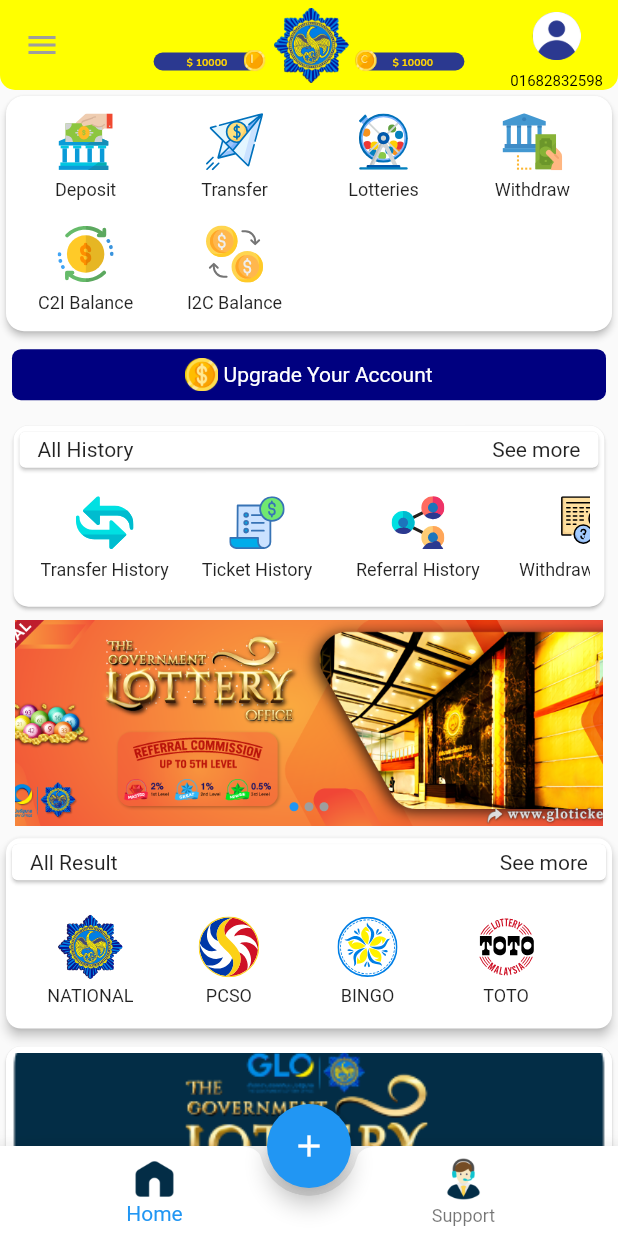
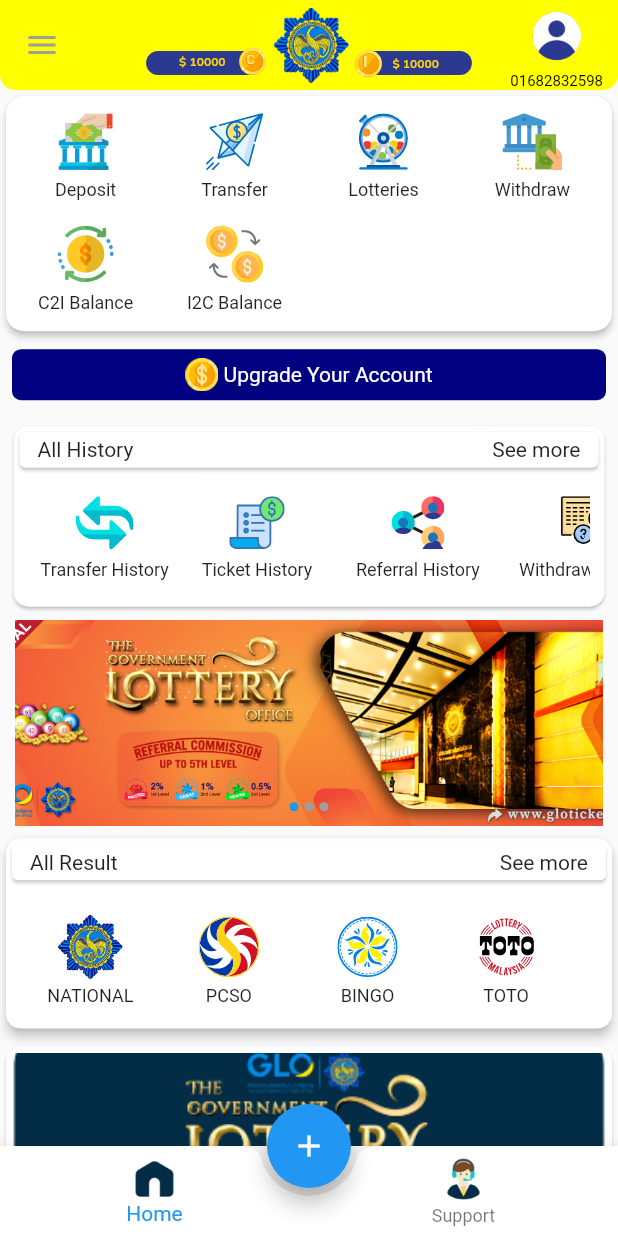
Before and after one commit to Rafid-tawhid/GLO_Project, a Flutter app: the HomePage screen opened by its route, on a phone screen of 412 x 824 dp. Run offline on Flutter 3.47's test engine with Material 2 defaults, Android fonts, the phone set to English and light mode, and no system bars; drawn by our look-alikes of flutter_image_slideshow; our stand-ins replace carousel_slider, flutter_onboarding_slider, flutter_svg, google_fonts, smooth_page_indicator; missing offline and left inert: animated_widgets, ezanimation; project files that could hold a hidden picture were left out.

Commit message:
design upgraed

```diff
--- a/lib/main.dart
+++ b/lib/main.dart
@@ -36,7 +36,7 @@
         primaryColor: Color(0xff2E3192),
       ),
     // home: CarouselDemo(),
-      initialRoute: WelcomeDashboard.routeName,
+      initialRoute: UpgradePage.routeName,
       routes: {
         WelcomePage.routeName:(context)=>WelcomePage(),
         WelcomeAnim.routeName:(context)=>WelcomeAnim(),
--- a/lib/utils/my_appbar.dart
+++ b/lib/utils/my_appbar.dart
@@ -1,4 +1,5 @@
 import 'package:flutter/material.dart';
+import 'package:flutter_svg/flutter_svg.dart';
 
 import 'constants.dart';
 
@@ -51,14 +52,15 @@
         crossAxisAlignment: CrossAxisAlignment.end,
         children: [
           Container(
+
               padding: EdgeInsets.only(left: 2),
-              margin: EdgeInsets.only(bottom: 8, right: 10),
+              margin: EdgeInsets.only(bottom: 5, right: 10),
               decoration: BoxDecoration(
                 borderRadius: BorderRadius.circular(10),
                 color: lightBgSecondaryColor,
               ),
-              width: 70,
-              height: 12,
+              width: 75,
+              height: 16,
               child: Stack(
                 clipBehavior: Clip.none,
                 children: [
@@ -70,7 +72,7 @@
                         child: Text(
                           '\$ 10000',
                           style: myStyle(
-                              7, lightBgPrimaryColor, FontWeight.w700),
+                              8, lightBgPrimaryColor, FontWeight.w700),
                         ),
                       ),
                     ],
@@ -78,8 +80,8 @@
                   Positioned(
                     right: -5,
                     top: -2,
-                    child: Image.asset('images/i.png',
-                        height: 15),
+                    child: SvgPicture.asset('svg/c.svg',
+                        height: 18),
                   ),
                 ],
               )),
@@ -91,13 +93,13 @@
           Container(
               alignment: Alignment.center,
               padding: EdgeInsets.only(left: 2),
-              margin: EdgeInsets.only(bottom: 8, left: 7),
+              margin: EdgeInsets.only(bottom: 5, left: 7,),
               decoration: BoxDecoration(
                 borderRadius: BorderRadius.circular(10),
                 color: lightBgSecondaryColor,
               ),
-              width: 70,
-              height: 12,
+              width: 75,
+              height: 16,
               child: Stack(
                 clipBehavior: Clip.none,
                 children: [
@@ -109,7 +111,7 @@
                         child: Text(
                           '\$ 10000',
                           style: myStyle(
-                              7, lightBgPrimaryColor, FontWeight.w700),
+                              8, lightBgPrimaryColor, FontWeight.w700),
                         ),
                       ),
                     ],
@@ -117,8 +119,8 @@
                   Positioned(
                     left: -5,
                     top: -2,
-                    child: Image.asset('images/c.png',
-                        height: 15),
+                    child: SvgPicture.asset('svg/i.svg',
+                        height: 18),
                   ),
                 ],
               )),
```
Also changed, not shown: lib/pages/welcome/welcome_dashboard.dart (+10 -6 lines), lib/upgrade_page/upgrade_page.dart (+8 -4 lines), images/money.png (added), images/peoples.png (added), svg/c.svg (added), svg/i.svg (added).
